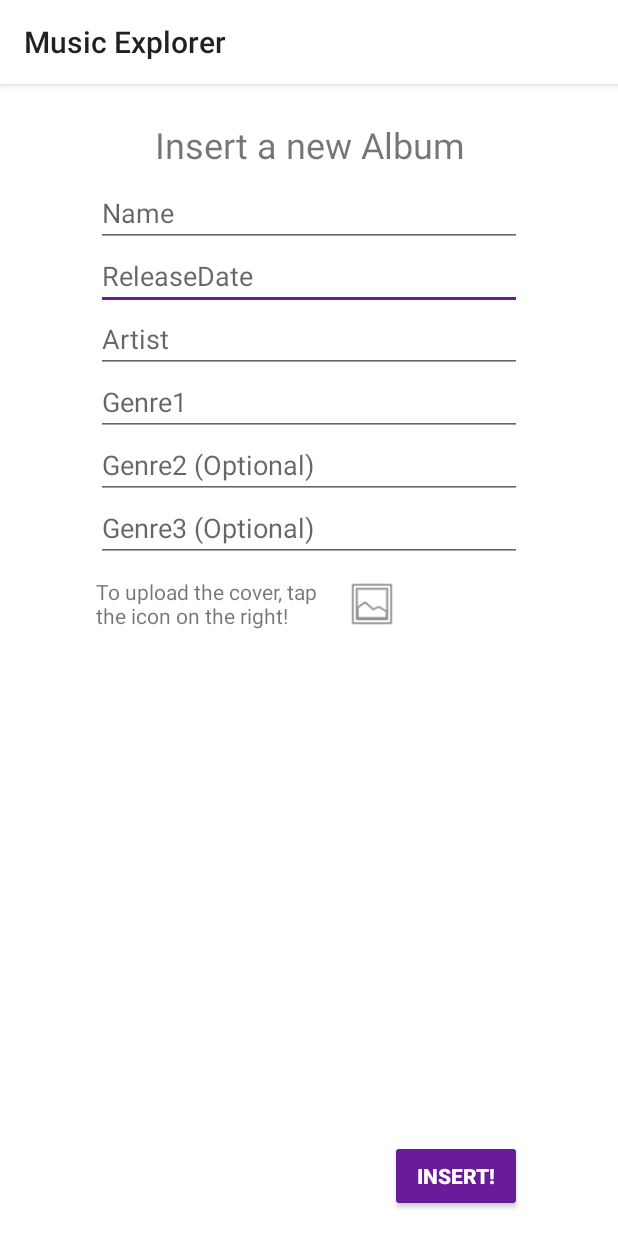
After one commit to Emmeggi95/DIMA, an Android app: the CreateNewAlbumActivity screen opened directly, with no data from a screen before it, on a phone screen of 412 x 824 dp. The commit adds this screen. Run offline under Robolectric (Android 15) with nearby library versions, the phone set to English and light mode, and no system bars; our stand-ins replace Firebase (no records; nobody signed in at launch, a user with empty details on screens opened directly); pictures from the network do not load.

Commit message:
new album form activity

```diff
--- a/app/src/main/AndroidManifest.xml
+++ b/app/src/main/AndroidManifest.xml
@@ -9,6 +9,7 @@
         android:roundIcon="@mipmap/ic_launcher_round"
         android:supportsRtl="true"
         android:theme="@style/AppTheme">
+        <activity android:name=".CreateNewAlbumActivity"></activity>
         <activity
             android:name=".MainActivity"
             android:label="@string/app_name"
@@ -33,7 +34,7 @@
             android:name=".SearchActivity"
             android:label="@string/action_search"
             android:parentActivityName=".MainActivity"
-            android:theme="@style/AppTheme.NoActionBar"></activity>
+            android:theme="@style/AppTheme.NoActionBar" />
     </application>
 
 </manifest>
--- /dev/null
+++ b/app/src/main/java/com/dima/emmegi95/jaycaves/sm2/CreateNewAlbumActivity.java
@@ -0,0 +1,242 @@
+package com.dima.emmegi95.jaycaves.sm2;
+
+import android.content.Intent;
+import android.net.Uri;
+import android.support.annotation.NonNull;
+import android.support.v7.app.AppCompatActivity;
+import android.os.Bundle;
+import android.view.View;
+import android.widget.Button;
+import android.widget.EditText;
+import android.widget.ImageButton;
+import android.widget.ImageView;
+import android.widget.Toast;
+
+
+import com.google.android.gms.tasks.OnSuccessListener;
+import com.google.firebase.database.DataSnapshot;
+import com.google.firebase.database.DatabaseError;
+import com.google.firebase.database.DatabaseReference;
+import com.google.firebase.database.FirebaseDatabase;
+import com.google.firebase.database.Query;
+import com.google.firebase.database.ValueEventListener;
+import com.google.firebase.storage.FirebaseStorage;
+import com.google.firebase.storage.StorageReference;
+import com.google.firebase.storage.UploadTask;
+
+import java.util.ArrayList;
+import java.util.Iterator;
+
+import static com.dima.emmegi95.jaycaves.sm2.MainActivity.PHOTO_PICKER;
+
+/**
+ * This activity is where the user can insert into the catalogue new albums
+ */
+public class CreateNewAlbumActivity extends AppCompatActivity {
+
+    // Backend references
+    private FirebaseStorage storage;
+    private StorageReference storageReference;
+    private Uri selectedImageUri;
+    private FirebaseDatabase database;
+    private DatabaseReference dbReference;
+
+    // Layout elements
+    private ImageView newAlbumPicture;
+    private EditText newAlbumNameInput;
+    private EditText newAlbumReleaseDateInput;
+    private EditText newAlbumArtistInput;
+    private EditText newAlbumGenreInput1;
+    private EditText newAlbumGenreInput2;
+    private EditText newAlbumGenreInput3;
+
+    @Override
+    protected void onCreate(Bundle savedInstanceState) {
+        super.onCreate(savedInstanceState);
+
+        // Storage setup
+        storage = FirebaseStorage.getInstance();
+        storageReference = storage.getReference().child("Album_covers");
+
+        // Database setup
+        database= FirebaseDatabase.getInstance();
+        dbReference= database.getReference("albums");
+
+
+        // Activity View Setup
+        setContentView(R.layout.activity_create_new_album);
+        newAlbumNameInput = findViewById(R.id.newAlbumNameInput);
+        newAlbumReleaseDateInput = findViewById(R.id.newAlbumReleaseDateInput);
+        newAlbumArtistInput = findViewById(R.id.newAlbumArtistInput);
+        newAlbumGenreInput1 = findViewById(R.id.newAlbumGenreInput1);
+        newAlbumGenreInput2 = findViewById(R.id.newAlbumGenreInput2);
+        newAlbumGenreInput3 = findViewById(R.id.newAlbumGenreInput3);
+        newAlbumPicture = findViewById(R.id.newAlbumPicture);
+        newAlbumPicture.setActivated(false);
+
+
+        // Button for image selection
+        ImageButton button = findViewById(R.id.photoPickerButton);
+        button.setOnClickListener(new View.OnClickListener() {
+            @Override
+            public void onClick(View view) {
+                Intent intent = new Intent(Intent.ACTION_GET_CONTENT);
+                intent.setType("image/jpeg");
+                intent.putExtra(Intent.EXTRA_LOCAL_ONLY, true);
+                startActivityForResult(Intent.createChooser(intent, "Complete action using"), PHOTO_PICKER);
+            }
+        });
+
+
+        // Button to send data about the new album
+        Button createNewAlbumButton = findViewById(R.id.createNewAlbumButton);
+        createNewAlbumButton.setOnClickListener(new View.OnClickListener() {
+            @Override
+            public void onClick(View view) {
+
+                if (inputCheckOk()) {
+                    newAlbumUpload();
+                    finish();
+                } else
+                    missingElementMessage();
+            }
+        });
+
+    }
+
+
+    /**
+     *
+     * @param requestCode
+     * @param resultCode
+     * @param data
+     */
+    @Override
+    protected void onActivityResult(final int requestCode, final int resultCode, Intent data) {
+
+        super.onActivityResult(requestCode, resultCode, data);
+
+        // used to capture the picture-to-be-uploaded selection activity result
+        if (requestCode == PHOTO_PICKER && resultCode == RESULT_OK) {
+            selectedImageUri = data.getData();
+            newAlbumPicture.setImageURI(selectedImageUri);
+            newAlbumPicture.setActivated(true);
+
+        }
+
+
+    }
+
+
+    /**
+     * Checks if one text field in the form contains user input
+     * @param etText
+     * @return true if there is some content
+     */
+    private boolean isNotEmpty(EditText etText) {
+        return etText.getText().toString().trim().length()> 0;
+    }
+
+    /**
+     * Checks if the form is completely and correctly filled by the user
+     * @return
+     */
+    private boolean inputCheckOk() {
+
+        return (isNotEmpty(newAlbumNameInput) && isNotEmpty(newAlbumReleaseDateInput) && isNotEmpty(newAlbumArtistInput)
+                && isNotEmpty(newAlbumGenreInput1) && newAlbumPicture.isActivated());
+    }
+
+    /**
+     * Procedure to store the new album in the real-time database and to upload the album cover in the storage
+     */
+    private void newAlbumUpload() {
+
+        // Temp variables to parse user inputs and store query results
+        String tempAlbumName = newAlbumNameInput.getText().toString();
+        String parsedAlbumName = tempAlbumName.substring(0, 1).toUpperCase() + tempAlbumName.substring(1);
+        String tempArtistName = newAlbumArtistInput.getText().toString();
+        String parsedArtistName= tempArtistName.substring(0, 1).toUpperCase() + tempArtistName.substring(1);
+        final ArrayList<String> tempAlbums= new ArrayList<>();
+        final ArrayList<String> tempArtists= new ArrayList<>();
+        Album album;
+
+
+
+        // Check if album is already present in the db
+        Query existingAlbum = dbReference.orderByChild("title").equalTo(parsedAlbumName);
+        existingAlbum.addListenerForSingleValueEvent(new ValueEventListener() {
+            @Override
+            public void onDataChange(@NonNull DataSnapshot dataSnapshot) {
+                Iterable<DataSnapshot> snapshotIterator = dataSnapshot.getChildren();
+                Iterator<DataSnapshot> iterator = snapshotIterator.iterator();
+
+                while (iterator.hasNext()) {
+                    DataSnapshot next = iterator.next();
+                        tempAlbums.add(next.getValue().toString());
+
+                }
+            }
+
+            @Override
+            public void onCancelled(@NonNull DatabaseError databaseError) {}
+        });
+
+        // Check if artist is already present in the db
+        tempArtists.add("artist");
+
+        if (tempAlbums.isEmpty()) {
+
+            if (!tempArtists.isEmpty()) {
+
+                // Create object Album according to the number of genres specified
+                if (isNotEmpty(newAlbumGenreInput2))
+                    if(isNotEmpty(newAlbumGenreInput3))
+                        album = new Album(parsedAlbumName, newAlbumReleaseDateInput.getText().toString(),
+                            0.0, parsedArtistName, newAlbumGenreInput1.getText().toString(),
+                                newAlbumGenreInput2.getText().toString(), newAlbumGenreInput3.getText().toString(), selectedImageUri.getLastPathSegment());
+                    else
+                        album = new Album(parsedAlbumName, newAlbumReleaseDateInput.getText().toString(),
+                                0.0, parsedArtistName, newAlbumGenreInput1.getText().toString(),
+                                newAlbumGenreInput2.getText().toString(), selectedImageUri.getLastPathSegment());
+
+                 else
+                    album = new Album(parsedAlbumName, newAlbumReleaseDateInput.getText().toString(),
+                            0.0, parsedArtistName, newAlbumGenreInput1.getText().toString(), selectedImageUri.getLastPathSegment());
+
+                // Store new album in the real-time db
+                dbReference.child(newAlbumNameInput.getText().toString()).setValue(album);
+
+                StorageReference tempStorage = storageReference.child(selectedImageUri.getLastPathSegment());
+                tempStorage.putFile(selectedImageUri).addOnSuccessListener(this, new OnSuccessListener<UploadTask.TaskSnapshot>() {
+                    @Override
+                    public void onSuccess(UploadTask.TaskSnapshot taskSnapshot) {
+                    }});
+            } else{
+                Toast.makeText(this, "Error: the Artist does not exists in our database! Go create him!", Toast.LENGTH_SHORT).show();
+            }
+        } else {
+            Toast.makeText(this, "Error: the Album already exists in our database!", Toast.LENGTH_SHORT).show();
+        }
+    }
+
+    private void missingElementMessage(){
+
+        if (!isNotEmpty(newAlbumNameInput)){
+            Toast.makeText(this, "Please insert a valid Album Name!", Toast.LENGTH_SHORT).show();
+        }
+        else if (!isNotEmpty(newAlbumReleaseDateInput)){
+            Toast.makeText(this, "Please insert a valid Release Date!", Toast.LENGTH_SHORT).show();
+        }
+        else if (!isNotEmpty(newAlbumArtistInput)){
+            Toast.makeText(this, "Please insert a valid Artist Name!", Toast.LENGTH_SHORT).show();
+        }
+        else if (!isNotEmpty(newAlbumGenreInput1)){
+            Toast.makeText(this, "Please insert at least one Genre!", Toast.LENGTH_SHORT).show();
+        }
+        else if (!newAlbumPicture.isActivated())
+            Toast.makeText(this, "Please upload a picture!", Toast.LENGTH_SHORT).show();
+    }
+
+
+}
--- /dev/null
+++ b/app/src/main/res/layout/activity_create_new_album.xml
@@ -0,0 +1,162 @@
+<?xml version="1.0" encoding="utf-8"?>
+<android.support.constraint.ConstraintLayout xmlns:android="http://schemas.android.com/apk/res/android"
+    xmlns:app="http://schemas.android.com/apk/res-auto"
+    xmlns:tools="http://schemas.android.com/tools"
+    android:layout_width="match_parent"
+    android:layout_height="match_parent"
+    tools:context=".CreateNewAlbumActivity">
+
+
+    <ImageButton
+        android:id="@+id/photoPickerButton"
+        android:layout_width="36dp"
+        android:layout_height="36dp"
+        android:layout_alignParentEnd="true"
+        android:layout_marginStart="4dp"
+        android:layout_marginTop="10dp"
+        android:background="@android:drawable/ic_menu_gallery"
+        app:layout_constraintStart_toEndOf="@+id/newAlbumUplaodMessage"
+        app:layout_constraintTop_toBottomOf="@+id/newAlbumGenreInput3" />
+
+    <ImageView
+        android:id="@+id/newAlbumPicture"
+        android:layout_width="100dp"
+        android:layout_height="100dp"
+        android:layout_marginStart="64dp"
+        android:layout_marginTop="16dp"
+        android:visibility="visible"
+        app:layout_constraintStart_toStartOf="parent"
+        app:layout_constraintTop_toBottomOf="@+id/newAlbumUplaodMessage"
+        tools:srcCompat="@tools:sample/avatars" />
+
+
+    <EditText
+        android:id="@+id/newAlbumReleaseDateInput"
+        android:layout_width="0dp"
+        android:layout_height="40dp"
+        android:layout_marginStart="64dp"
+        android:layout_marginTop="2dp"
+        android:layout_marginEnd="64dp"
+        android:ems="10"
+        android:hint="ReleaseDate"
+        android:inputType="date"
+        app:layout_constraintEnd_toEndOf="parent"
+        app:layout_constraintHorizontal_bias="0.307"
+        app:layout_constraintStart_toStartOf="parent"
+        app:layout_constraintTop_toBottomOf="@+id/newAlbumNameInput" />
+
+    <EditText
+        android:id="@+id/newAlbumNameInput"
+        android:layout_width="0dp"
+        android:layout_height="40dp"
+        android:layout_marginStart="64dp"
+        android:layout_marginTop="12dp"
+        android:layout_marginEnd="64dp"
+        android:ems="10"
+        android:hint="Name"
+        android:inputType="text"
+        app:layout_constraintEnd_toEndOf="parent"
+        app:layout_constraintHorizontal_bias="0.379"
+        app:layout_constraintStart_toStartOf="parent"
+        app:layout_constraintTop_toBottomOf="@+id/newAlbumTitle" />
+
+    <TextView
+        android:id="@+id/newAlbumTitle"
+        android:layout_width="0dp"
+        android:layout_height="wrap_content"
+        android:layout_marginStart="64dp"
+        android:layout_marginTop="24dp"
+        android:layout_marginEnd="64dp"
+        android:text="Insert a new Album"
+        android:textAlignment="center"
+        android:textSize="24sp"
+        app:layout_constraintEnd_toEndOf="parent"
+        app:layout_constraintStart_toStartOf="parent"
+        app:layout_constraintTop_toTopOf="parent" />
+
+    <EditText
+        android:id="@+id/newAlbumArtistInput"
+        android:layout_width="0dp"
+        android:layout_height="40dp"
+        android:layout_marginStart="64dp"
+        android:layout_marginTop="2dp"
+        android:layout_marginEnd="64dp"
+        android:ems="10"
+        android:hint="Artist"
+        android:inputType="text"
+        app:layout_constraintEnd_toEndOf="parent"
+        app:layout_constraintHorizontal_bias="0.008"
+        app:layout_constraintStart_toStartOf="parent"
+        app:layout_constraintTop_toBottomOf="@+id/newAlbumReleaseDateInput" />
+
+    <EditText
+        android:id="@+id/newAlbumGenreInput1"
+        android:layout_width="0dp"
+        android:layout_height="40dp"
+        android:layout_marginStart="64dp"
+        android:layout_marginTop="2dp"
+        android:layout_marginEnd="64dp"
+        android:ems="10"
+        android:hint="Genre1"
+        android:inputType="text"
+        app:layout_constraintEnd_toEndOf="parent"
+        app:layout_constraintHorizontal_bias="0.0"
+        app:layout_constraintStart_toStartOf="parent"
+        app:layout_constraintTop_toBottomOf="@+id/newAlbumArtistInput" />
+
+    <EditText
+        android:id="@+id/newAlbumGenreInput2"
+        android:layout_width="0dp"
+        android:layout_height="40dp"
+        android:layout_marginStart="64dp"
+        android:layout_marginTop="2dp"
+        android:layout_marginEnd="64dp"
+        android:ems="10"
+        android:hint="Genre2 (Optional)"
+        android:inputType="text"
+        app:layout_constraintEnd_toEndOf="parent"
+        app:layout_constraintHorizontal_bias="0.0"
+        app:layout_constraintStart_toStartOf="parent"
+        app:layout_constraintTop_toBottomOf="@+id/newAlbumGenreInput1" />
+
+    <EditText
+        android:id="@+id/newAlbumGenreInput3"
+        android:layout_width="0dp"
+        android:layout_height="40dp"
+        android:layout_marginStart="64dp"
+        android:layout_marginTop="2dp"
+        android:layout_marginEnd="64dp"
+        android:ems="10"
+        android:hint="Genre3 (Optional)"
+        android:inputType="text"
+        app:layout_constraintEnd_toEndOf="parent"
+        app:layout_constraintHorizontal_bias="0.306"
+        app:layout_constraintStart_toStartOf="parent"
+        app:layout_constraintTop_toBottomOf="@+id/newAlbumGenreInput2" />
+
+    <TextView
+        android:id="@+id/newAlbumUplaodMessage"
+        android:layout_width="162dp"
+        android:layout_height="38dp"
+        android:layout_marginStart="64dp"
+        android:layout_marginTop="10dp"
+        android:text="To upload the cover, tap the icon on the right!"
+        app:layout_constraintStart_toStartOf="parent"
+        app:layout_constraintTop_toBottomOf="@+id/newAlbumGenreInput3" />
+
+    <Button
+        android:id="@+id/createNewAlbumButton"
+        style="@style/Widget.AppCompat.Button.Colored"
+        android:layout_width="0dp"
+        android:layout_height="wrap_content"
+        android:layout_marginEnd="64dp"
+        android:layout_marginBottom="16dp"
+        android:lineSpacingExtra="10sp"
+        android:text="Insert!"
+        android:textSize="14sp"
+        android:textStyle="bold"
+        app:layout_constraintBottom_toBottomOf="parent"
+        app:layout_constraintEnd_toEndOf="parent" />
+
+
+</android.support.constraint.ConstraintLayout>
```
Also changed, not shown: app/src/main/java/com/dima/emmegi95/jaycaves/sm2/Album.java (+83 -49 lines), app/src/main/java/com/dima/emmegi95/jaycaves/sm2/MainActivity.java (+10 -14 lines), app/src/main/res/drawable/ic_add_black_24dp.xml (added, +9 -0 lines).
